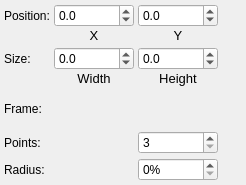
The window that src/workspace/tool_itemproperties/ip_geometry.ui (nitramr/Draftoola) describes before a commit, drawn with Qt 5.
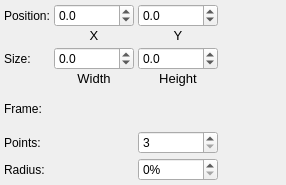
The same window after the commit. Custom widgets are drawn as their Qt base class.

Diff of the .ui file:
```diff
--- a/src/workspace/tool_itemproperties/ip_geometry.ui
+++ b/src/workspace/tool_itemproperties/ip_geometry.ui
@@ -6,22 +6,16 @@
    <rect>
     <x>0</x>
     <y>0</y>
-    <width>246</width>
+    <width>286</width>
     <height>185</height>
    </rect>
   </property>
   <property name="sizePolicy">
-   <sizepolicy hsizetype="Maximum" vsizetype="Preferred">
+   <sizepolicy hsizetype="MinimumExpanding" vsizetype="Preferred">
     <horstretch>0</horstretch>
     <verstretch>0</verstretch>
    </sizepolicy>
   </property>
-  <property name="maximumSize">
-   <size>
-    <width>300</width>
-    <height>16777215</height>
-   </size>
-  </property>
   <property name="windowTitle">
    <string>Form</string>
   </property>
```
Left out of the diff: 3 changed lines with no effect on the pictures.
